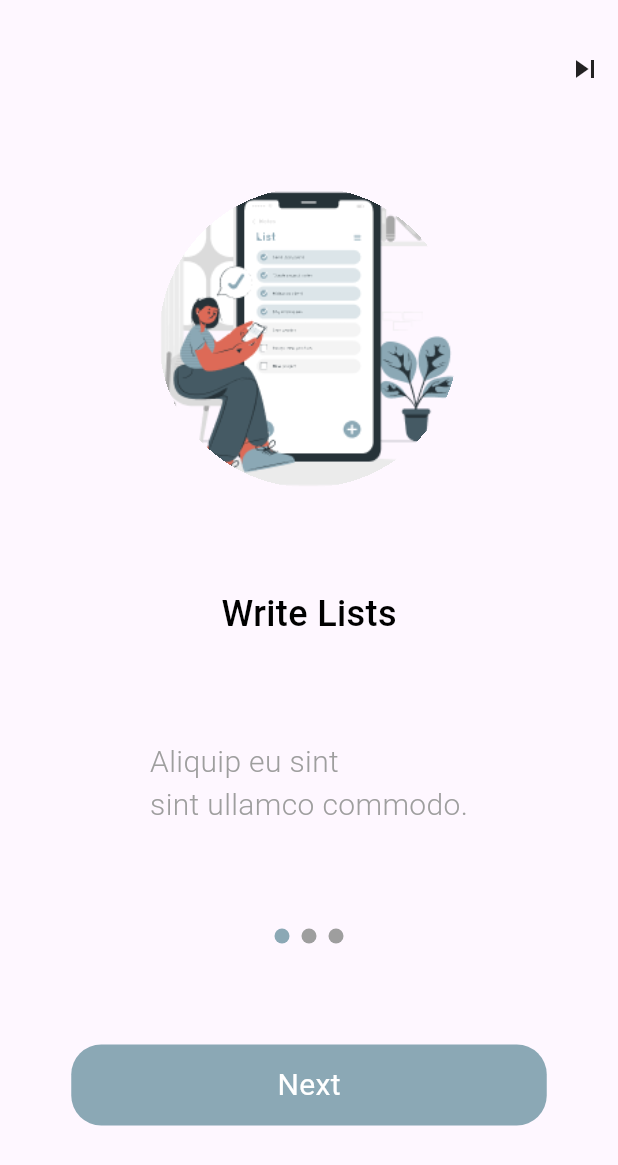
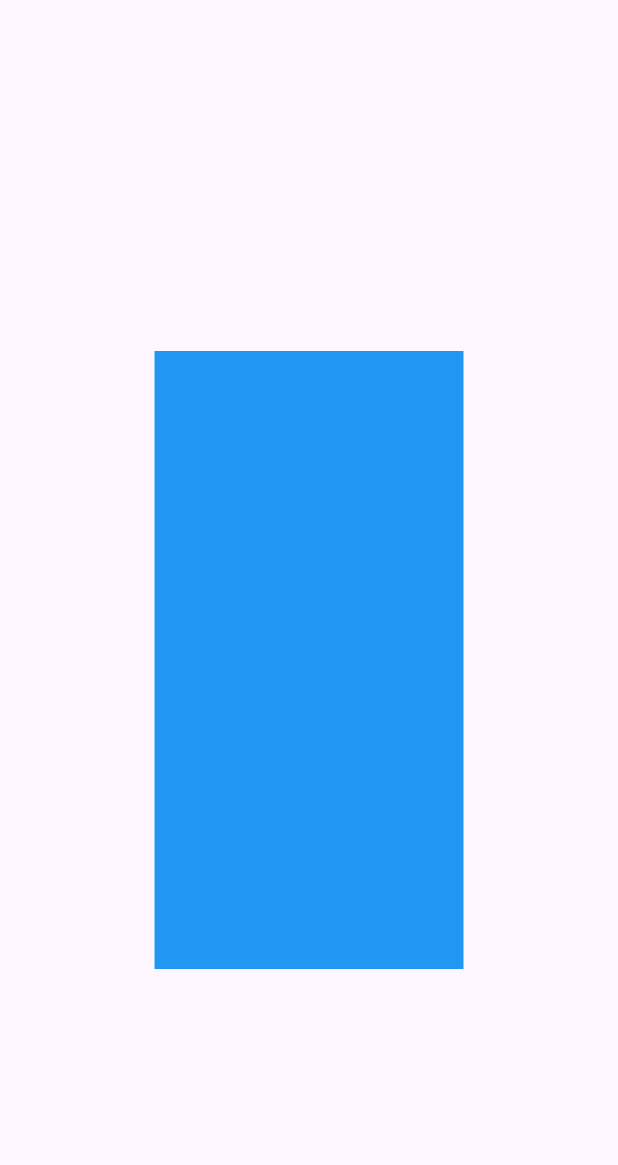
Before and after one commit to Abdalaziztll/albrakah_flutter_course_2024_fe, a Flutter app: the screen it shows after launch, on a phone screen of 412 x 824 dp. Shown: the top 1165 px of the screen. Run offline on Flutter 3.47's test engine with Material 3 defaults, Android fonts, the phone set to English and light mode, and no system bars.

Commit message:
responsive navigation and best practice in splash screen

```diff
--- a/lib/color/color_palete.dart
+++ /dev/null
@@ -1,5 +0,0 @@
-import 'package:flutter/material.dart';
-
-const primary = Color(0xFF8BA8B5);
-
-const secondary = Colors.grey;
--- a/lib/main.dart
+++ b/lib/main.dart
@@ -1,24 +1,45 @@
+import 'package:flutter/cupertino.dart';
 import 'package:flutter/material.dart';
-import 'package:smooth_page_indicator/smooth_page_indicator.dart';
-import 'package:widgets_and_onboarding/color/color_palete.dart';
-import 'package:widgets_and_onboarding/style/text_style.dart';
+import 'package:flutter/widgets.dart';
 
 void main() {
+  // Widget offline =const  TestPage();
+  // Widget offline2 =   const TestPage();
+  // if (offline == offline2) {
+  //   print("Matched");
+  // } else {
+  //   print("Not Matched");
+  // }
+
+  TestPageProMax temp = TestPageProMax();
+  TestPageProMax temp1 = TestPageProMax();
+
+  if (temp == temp1) {
+    print("Matched");
+  } else {
+    print("Not Matched");
+  }
+
   runApp(const App());
 }
+
+int counter = 0;
+late double width;
+late double height;
 
 class App extends StatelessWidget {
   const App({super.key});
 
   @override
   Widget build(BuildContext context) {
-    return const MaterialApp(
-      home: HomePage(),
+    width = MediaQuery.of(context).size.width;
+    height = MediaQuery.of(context).size.height;
+    return MaterialApp(
+      debugShowCheckedModeBanner: false,
+      home: ResponivePage(),
     );
   }
 }
-
-PageController onBoardingContoller = PageController();
 
 class HomePage extends StatelessWidget {
   const HomePage({super.key});
@@ -26,168 +47,165 @@ class HomePage extends StatelessWidget {
   @override
   Widget build(BuildContext context) {
     return Scaffold(
-      body: PageView(
-        controller: onBoardingContoller,
-        // onPageChanged: (value) {
-        //   print(value);
-        // },
-        physics: BouncingScrollPhysics(),
-        scrollDirection: Axis.horizontal,
-        children: const [
-          OnBoarding(
-              title: "Write Lists",
-              image: 'assets/images/cuate.png',
-              des: "Aliquip eu sint \nsint ullamco commodo.",
-              btnText: "Next",
-              index: 0),
-          OnBoarding(
-              title: "Write Lists",
-              image: 'assets/images/cuate2.png',
-              des: "Ex qui sit in cillum officia.",
-              btnText: "Next",
-              index: 1),
-          OnBoarding(
-              title: "Write Lists",
-              image: 'assets/images/cuate3.png',
-              des:
-                  "Nulla nisi consequat fugiat deserunt qui voluptate anim ullamco ad mollit id aliqua cillum.",
-              btnText: "Let Start",
-              index: 2),
-          Scaffold(
-            backgroundColor: primary,
-          )
+      body: Column(
+        children: [
+          Flexible(
+            flex: 4,
+            child: Container(
+              color: Colors.red,
+              height: 300,
+            ),
+          ),
+          Flexible(
+            flex: 8,
+            child: Container(
+              color: Colors.blue,
+              height: 300,
+            ),
+          ),
+          Flexible(
+            flex: 4,
+            child: Container(
+              color: Colors.yellow,
+              height: 300,
+            ),
+          ),
+          Spacer(
+            flex: 1,
+          ),
+          Flexible(
+            flex: 8,
+            child: Container(
+              color: Colors.green,
+              height: 300,
+            ),
+          ),
         ],
       ),
     );
   }
 }
 
-class OnBoarding extends StatelessWidget {
-  const OnBoarding(
-      {super.key,
-      required this.title,
-      required this.image,
-      required this.des,
-      required this.btnText,
-      required this.index});
-
-  final String title;
-  final String image;
-  final String des;
-  final String btnText;
-  final int index;
+class ThidPage extends StatelessWidget {
+  const ThidPage({super.key});
 
   @override
   Widget build(BuildContext context) {
     return Scaffold(
-      body: Column(
-        mainAxisAlignment: MainAxisAlignment.spaceAround,
-        children: [
-          Padding(
-            padding: const EdgeInsets.only(right: 10.0),
-            child: Align(
-              alignment: Alignment.topRight,
-              child: Icon(
-
-                Icons.skip_next,
-                )
-            ),
-          ),
-          Container(
-            decoration: BoxDecoration(shape: BoxShape.circle),
-            clipBehavior: Clip.hardEdge,
-            width: 300,
-            height: 200,
-            child: Image.asset(
-              image,
-            ),
-          ),
-          Text(
-            title,
-            style: headlineTextStyle,
-          ),
-          Text(
-            des,
-            style: subtitleTextStyle,
-          ),
-
-          // SmoothPageIndicator(
-
-          //     controller: onBoardingContoller, // PageController
-          //     count: 4,
-          //     effect: WormEffect(dotColor: secondary,activeDotColor: primary), // your preferred effect
-          //     onDotClicked: (index) {}),
-          Row(
-            mainAxisAlignment: MainAxisAlignment.center,
-            children: [
-              Container(
-                decoration: BoxDecoration(
-                    shape: BoxShape.circle,
-                    color: (index == 0) ? primary : secondary),
-                width: 10,
-                height: 10,
-              ),
-              Padding(
-                padding: const EdgeInsets.only(left: 8.0, right: 8.0),
-                child: Container(
-                  decoration: BoxDecoration(
-                      shape: BoxShape.circle,
-                      color: (index == 1) ? primary : secondary),
-                  width: 10,
-                  height: 10,
-                ),
-              ),
-              Container(
-                decoration: BoxDecoration(
-                    shape: BoxShape.circle,
-                    color: (index == 2) ? primary : secondary),
-                width: 10,
-                height: 10,
-              ),
-            ],
-          ),
-          Padding(
-            padding: const EdgeInsets.only(bottom: 40.0),
-            child: InkWell(
-              onTap: () {
-                onBoardingContoller.nextPage(
-                    duration: Duration(seconds: 3),
-                    curve: Curves.fastEaseInToSlowEaseOut);
-                // onBoardingContoller.animateToPage(3,
-                //     duration: Duration(seconds: 2), curve: Curves.easeOutCirc);
-              },
-              child: Container(
-                // ? Cover the child with specific decoration
-                // foregroundDecoration: BoxDecoration(
-                //   color: Colors.green,
-                //   shape: BoxShape.circle,
-                // ),
-                alignment: Alignment.center,
-                child: Text(
-                  btnText,
-                  style: TextStyle(fontSize: 20, color: Colors.white),
-                ),
-                width: 317,
-                height: 54,
-                decoration: BoxDecoration(
-                  // ? Example For Bad Red Shadow
-                  // boxShadow: [
-                  //   BoxShadow(
-                  //     color: Colors.red,
-                  //     blurRadius: 0.5,
-                  //     spreadRadius: 1,
-                  //     blurStyle: BlurStyle.normal,
-                  //     offset: Offset(-10, 10),
-                  //   )
-                  // ],
-                  borderRadius: BorderRadius.circular(20),
-                  color: primary,
-                ),
-              ),
-            ),
-          )
-        ],
+      body: LayoutBuilder(
+        builder: (context, constraints) {
+          if (constraints.maxWidth > 400 && constraints.maxHeight > 800) {
+            return Container(
+              color: Colors.red,
+            );
+          } else {
+            return Container(
+              color: Colors.blue,
+            );
+          }
+        },
       ),
     );
   }
 }
+
+class SecondPage extends StatelessWidget {
+  const SecondPage({super.key});
+
+  @override
+  Widget build(BuildContext context) {
+    return Scaffold(
+      appBar: AppBar(
+        title: InkWell(
+            onTap: () {
+              Navigator.push(
+                context,
+                MaterialPageRoute(
+                  builder: (context) => HomePage(),
+                ),
+              );
+            },
+            child: Icon(Icons.home)),
+      ),
+      body: Center(
+        child: InkWell(
+          onTap: () {
+            counter++;
+            print(counter);
+          },
+          child: Icon(Icons.add),
+        ),
+      ),
+    );
+  }
+}
+
+class ResponivePage extends StatelessWidget {
+  const ResponivePage({super.key});
+
+  @override
+  Widget build(BuildContext context) {
+    return Scaffold(
+      appBar: AppBar(),
+      body: Center(
+        child: InkWell(
+          onTap: () {
+            Navigator.push(
+                context,
+                MaterialPageRoute(
+                  builder: (context) => TestPageProMax(),
+                ));
+          },
+          child: Container(
+            width: width * 0.5,
+            height: height * 0.5,
+            color: Colors.blue,
+          ),
+        ),
+      ),
+    );
+  }
+}
+
+// class TestPage extends StatelessWidget {
+//   const TestPage({super.key});
+
+//   @override
+//   Widget build(BuildContext context) {
+//     return Scaffold(
+//       appBar: AppBar(),
+//       body: Center(
+//         child: InkWell(
+//           onTap: () {
+//             Navigator.push(
+//                 context,
+//                 MaterialPageRoute(
+//                   builder: (context) => ResponivePage(),
+//                 ));
+//           },
+//           child: Container(
+//             child: Center(child: Text("Offline ")),
+//             width: width * 0.5,
+//             height: height * 0.5,
+//             color: Colors.red,
+//           ),
+//         ),
+//       ),
+//     );
+//   }
+// }
+
+class TestPageProMax extends StatelessWidget {
+  TestPageProMax._Internal();
+
+  static final ui = TestPageProMax._Internal();
+
+  factory TestPageProMax() {
+    return ui;
+  }
+
+  @override
+  Widget build(BuildContext context) {
+    return const Placeholder();
+  }
+}
--- a/lib/style/text_style.dart
+++ /dev/null
@@ -1,10 +0,0 @@
-import 'package:flutter/material.dart';
-import 'package:widgets_and_onboarding/color/color_palete.dart';
-
-TextStyle upperTextStyle = TextStyle(fontSize: 17, color: primary);
-
-TextStyle headlineTextStyle =
-    TextStyle(fontSize: 24, color: Colors.black, fontWeight: FontWeight.w500);
-
-TextStyle subtitleTextStyle =
-    TextStyle(fontSize: 20, fontWeight: FontWeight.w300, color: secondary);
```
